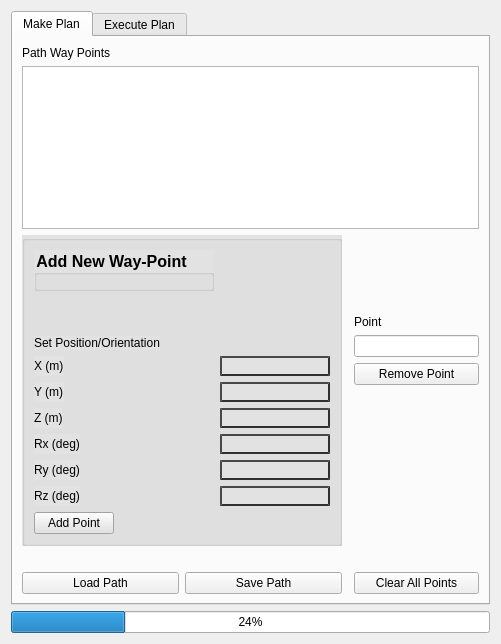
ros-industrial-attic/fermi, file moveit_cartesian_plan_plugin/src/widgets/path_planning_widget.ui: the form before one commit.
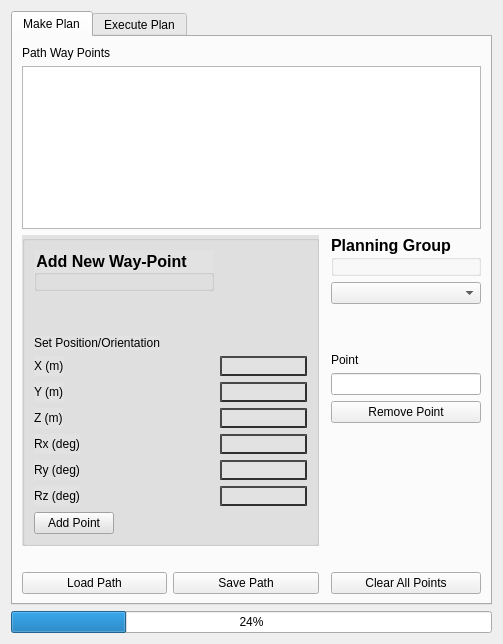
The form after the commit. The open tabs and pages were chosen to show the change.

Commit message: TreeView connection speed improvements. Read the MoveIt group automatically and add them to Qt combo box.

Diff of the .ui file:
```diff
--- a/moveit_cartesian_plan_plugin/src/widgets/path_planning_widget.ui
+++ b/moveit_cartesian_plan_plugin/src/widgets/path_planning_widget.ui
@@ -6,7 +6,7 @@
    <rect>
     <x>0</x>
     <y>0</y>
-    <width>501</width>
+    <width>503</width>
     <height>644</height>
    </rect>
   </property>
@@ -53,7 +53,14 @@
         </widget>
        </item>
        <item row="1" column="0" rowspan="4" colspan="4">
-        <widget class="QTreeView" name="treeView"/>
+        <widget class="QTreeView" name="treeView">
+         <property name="rootIsDecorated">
+          <bool>true</bool>
+         </property>
+         <property name="uniformRowHeights">
+          <bool>true</bool>
+         </property>
+        </widget>
        </item>
        <item row="8" column="2" colspan="2">
         <spacer name="horizontalSpacer">
@@ -70,17 +77,30 @@
        </item>
        <item row="7" column="3">
         <layout class="QGridLayout" name="gridLayout_3">
-         <item row="2" column="0">
+         <item row="5" column="0">
+          <spacer name="verticalSpacer">
+           <property name="orientation">
+            <enum>Qt::Vertical</enum>
+           </property>
+           <property name="sizeHint" stdset="0">
+            <size>
+             <width>20</width>
+             <height>40</height>
+            </size>
+           </property>
+          </spacer>
+         </item>
+         <item row="7" column="0">
           <widget class="QLineEdit" name="txtPointName"/>
          </item>
-         <item row="1" column="0">
+         <item row="6" column="0">
           <widget class="QLabel" name="label_3">
            <property name="text">
             <string>Point</string>
            </property>
           </widget>
          </item>
-         <item row="5" column="0">
+         <item row="10" column="0">
           <spacer name="verticalSpacer_3">
            <property name="orientation">
             <enum>Qt::Vertical</enum>
@@ -93,7 +113,7 @@
            </property>
           </spacer>
          </item>
-         <item row="6" column="0">
+         <item row="11" column="0">
           <spacer name="verticalSpacer_2">
            <property name="orientation">
             <enum>Qt::Vertical</enum>
@@ -106,26 +126,33 @@
            </property>
           </spacer>
          </item>
-         <item row="0" column="0">
-          <spacer name="verticalSpacer">
-           <property name="orientation">
-            <enum>Qt::Vertical</enum>
-           </property>
-           <property name="sizeHint" stdset="0">
-            <size>
-             <width>20</width>
-             <height>40</height>
-            </size>
-           </property>
-          </spacer>
-         </item>
-         <item row="3" column="0">
+         <item row="8" column="0">
           <widget class="QPushButton" name="btnRemovePoint">
            <property name="text">
             <string>Remove Point</string>
            </property>
           </widget>
          </item>
+         <item row="4" column="0">
+          <widget class="QComboBox" name="combo_planGroup"/>
+         </item>
+         <item row="2" column="0">
+          <layout class="QVBoxLayout" name="verticalLayout_2"/>
+         </item>
+         <item row="3" column="0">
+          <widget class="QGroupBox" name="groupBox_3">
+           <property name="font">
+            <font>
+             <pointsize>12</pointsize>
+             <weight>75</weight>
+             <bold>true</bold>
+            </font>
+           </property>
+           <property name="title">
+            <string>Planning Group</string>
+           </property>
+          </widget>
+         </item>
         </layout>
        </item>
        <item row="7" column="0" colspan="2">
```
Left out of the diff: 2 changed lines with no effect on the pictures. The commit also changes 10 other files.
